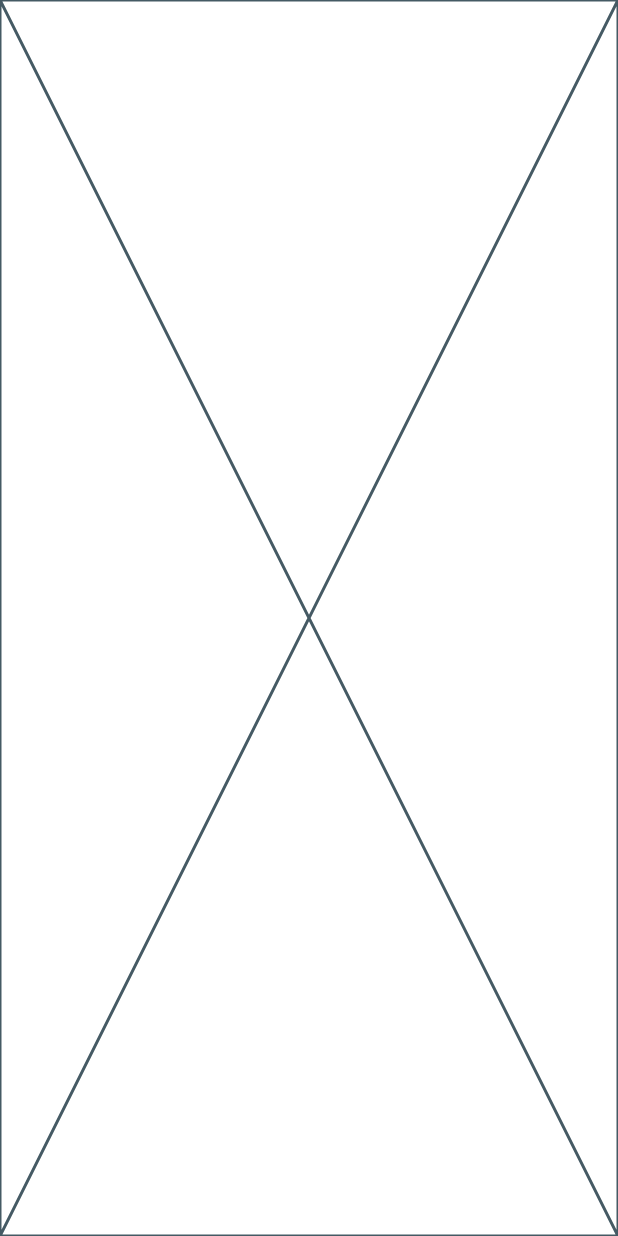
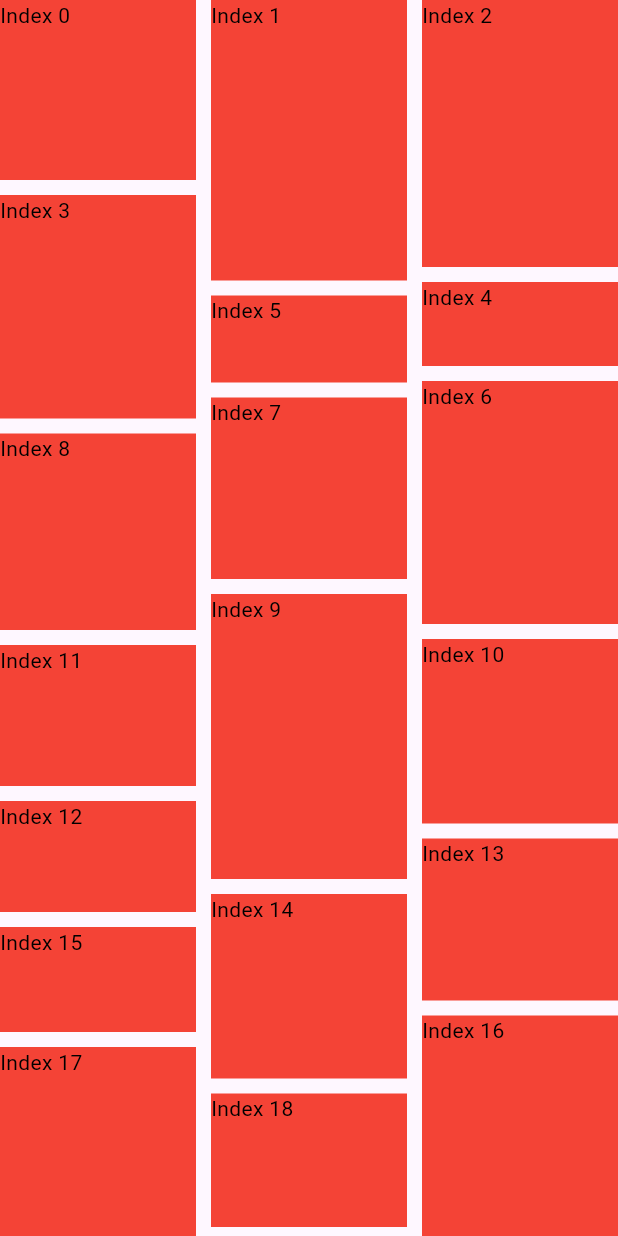
Before and after one commit to kbh97102/FeedList, a Flutter app: the screen it shows after launch, on a phone screen of 412 x 824 dp. Run offline on Flutter 3.47's test engine with Material 3 defaults, Android fonts, the phone set to English and light mode, and no system bars.

Commit message:
feat: 3단 그리드 레이아웃 추가

```diff
--- a/flutter/lib/main.dart
+++ b/flutter/lib/main.dart
@@ -2,5 +2,5 @@ import 'package:feed_list/screens/MainView.dart';
 import 'package:flutter/material.dart';
 
 void main() {
-  runApp(const MainView());
+  runApp(MainView());
 }
--- a/flutter/lib/screens/MainView.dart
+++ b/flutter/lib/screens/MainView.dart
@@ -1,10 +1,40 @@
-import 'package:flutter/widgets.dart';
+import 'dart:math';
+
+import 'package:flutter/material.dart';
+import 'package:flutter_staggered_grid_view/flutter_staggered_grid_view.dart';
 
 class MainView extends StatelessWidget {
-  const MainView({super.key});
+  MainView({super.key});
+
+  List<String> testList = List.generate(30, (index) => "Index $index");
+  Random random = Random();
 
   @override
   Widget build(BuildContext context) {
-    return const Placeholder();
+    return MaterialApp(
+      home: Container(
+        color: Colors.white,
+        child: Scaffold(
+          body: MasonryGridView.count(
+            itemCount: testList.length,
+            crossAxisSpacing: 10,
+            mainAxisSpacing: 10,
+            crossAxisCount: 3,
+            itemBuilder: (context, index) {
+              return Container(
+                color: Colors.red,
+                child: SizedBox(
+                  height: 50.0 + random.nextInt(150),
+                  child: Text(
+                    testList[index],
+                    style: TextStyle(color: Colors.black),
+                  ),
+                ),
+              );
+            },
+          ),
+        ),
+      ),
+    );
   }
 }
--- a/flutter/pubspec.yaml
+++ b/flutter/pubspec.yaml
@@ -34,6 +34,7 @@ dependencies:
   # The following adds the Cupertino Icons font to your application.
   # Use with the CupertinoIcons class for iOS style icons.
   cupertino_icons: ^1.0.8
+  flutter_staggered_grid_view: ^0.7.0
 
 dev_dependencies:
   flutter_test:
```
Also changed, not shown: flutter/pubspec.lock.
